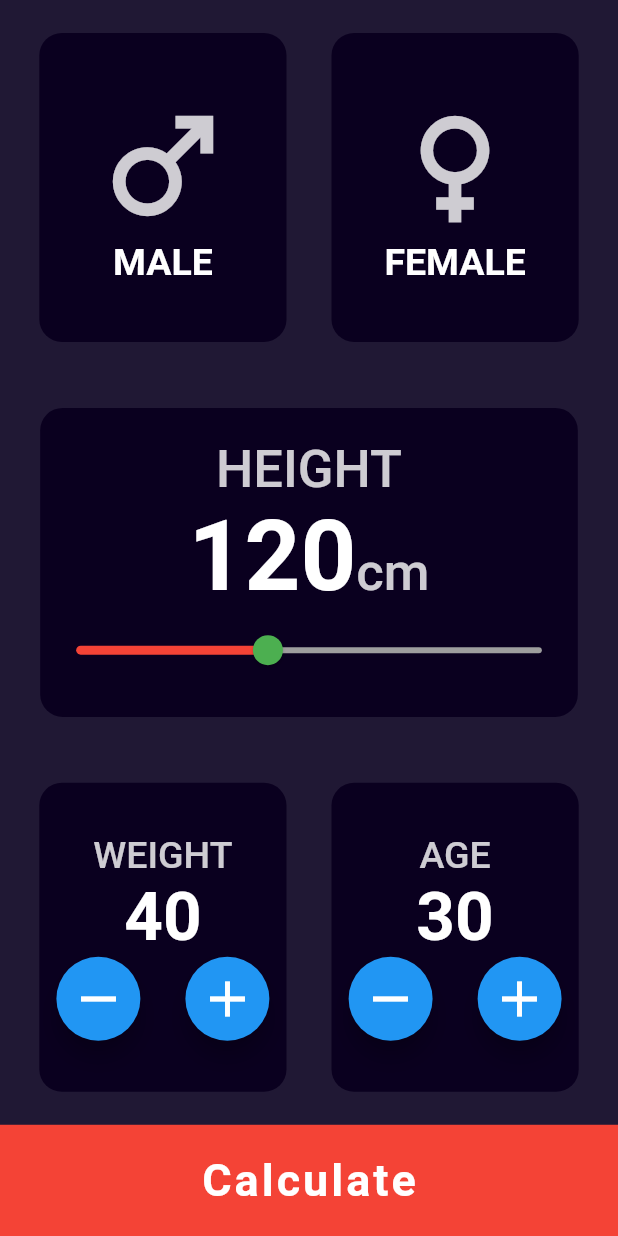
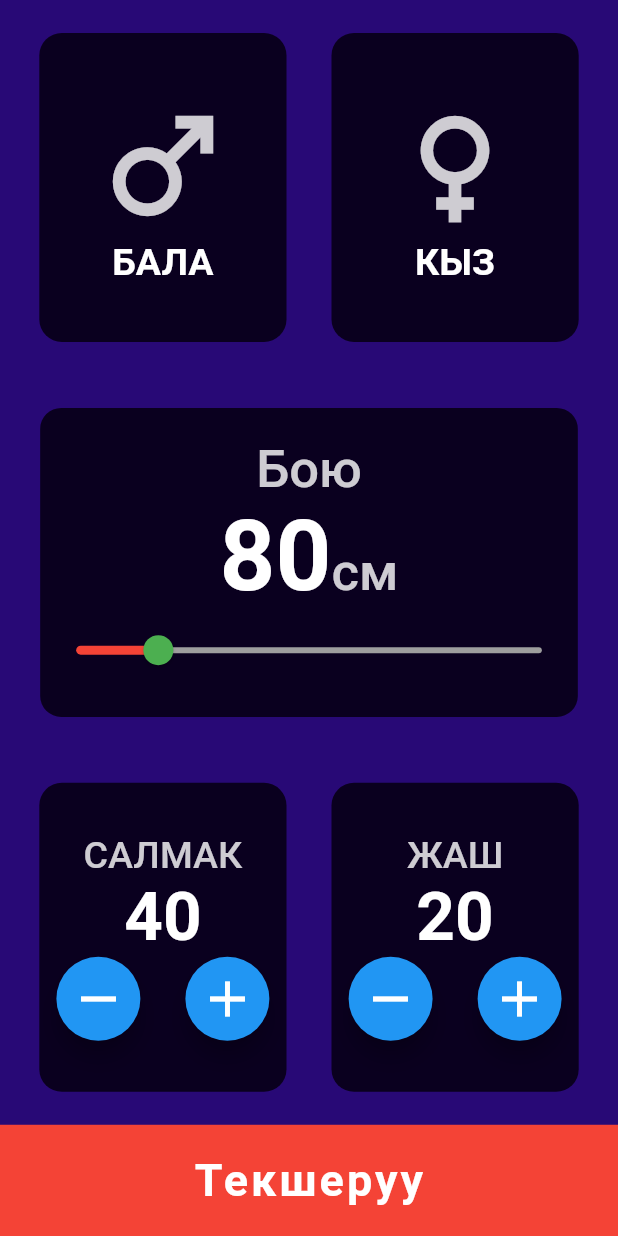
Before and after one commit to DenisRahmanaliev/bmi_calculator, a Flutter app: the screen it shows after launch, on a phone screen of 412 x 824 dp. Run offline on Flutter 3.47's test engine with Material 2 defaults, Android fonts, the phone set to English and light mode, and no system bars.

Commit message:
translated_into_Kyrgyz

```diff
--- a/lib/constants/texts/app_texts.dart
+++ b/lib/constants/texts/app_texts.dart
@@ -1,3 +1,3 @@
 class AppTexts {
-  static const String result = 'Result';
+  static const String result = 'Натыйжа';
 }
--- a/lib/pages/home_page.dart
+++ b/lib/pages/home_page.dart
@@ -16,9 +16,9 @@ class HomePage extends StatefulWidget {
 }
 
 class _HomePageState extends State<HomePage> {
-  double height = 120;
+  double height = 80;
   int weight = 40;
-  int age = 30;
+  int age = 20;
 
   Color maleColor = AppColors.inactiveColor;
   Color femaleColor = AppColors.inactiveColor;
@@ -30,7 +30,7 @@ class _HomePageState extends State<HomePage> {
     return Material(
       child: SafeArea(
         child: Scaffold(
-          backgroundColor: Color(0xff201834),
+          backgroundColor: Color.fromARGB(255, 40, 9, 118),
           body: Column(
             mainAxisAlignment: MainAxisAlignment.spaceAround,
             children: [
@@ -41,7 +41,7 @@ class _HomePageState extends State<HomePage> {
                   CustomContainerWidget(
                     isSelectedFemale: false,
                     isSelectedMale: false,
-                    text: 'male',
+                    text: 'Бала',
                     icon: Icons.male,
                     onTap: () {
                       setState(() {
@@ -101,7 +101,7 @@ class _HomePageState extends State<HomePage> {
                   CustomContainerWidget(
                     isSelectedFemale: false,
                     isSelectedMale: false,
-                    text: 'female',
+                    text: 'Кыз',
                     icon: Icons.female,
                     color: femaleColor,
                     onTap: () {
@@ -119,7 +119,7 @@ class _HomePageState extends State<HomePage> {
                 height: size.height * 0.25,
                 width: size.width * 0.87,
                 decoration: BoxDecoration(
-                  borderRadius: BorderRadius.circular(15),
+                  borderRadius: BorderRadius.circular(14),
                   color: AppColors.mainColor,
                 ),
                 child: Column(
@@ -127,7 +127,7 @@ class _HomePageState extends State<HomePage> {
                   children: [
                     Center(
                       child: Text(
-                        'HEIGHT',
+                        'Бою',
                         style: TextStyle(
                           fontSize: 35,
                           color: Colors.white.withOpacity(0.8),
@@ -149,7 +149,7 @@ class _HomePageState extends State<HomePage> {
                           ),
                         ),
                         Text(
-                          'cm',
+                          'см',
                           style: TextStyle(
                             fontSize: 35,
                             color: Colors.white.withOpacity(0.8),
@@ -180,7 +180,7 @@ class _HomePageState extends State<HomePage> {
                   WeightAgeWidget(
                     tag1: '3',
                     tag2: '4',
-                    text: 'Weight',
+                    text: 'Салмак',
                     numberText: weight.toString(),
                     minus: () {
                       setState(() {
@@ -199,7 +199,7 @@ class _HomePageState extends State<HomePage> {
                   WeightAgeWidget(
                     tag1: '1',
                     tag2: '2',
-                    text: 'Age',
+                    text: 'Жаш',
                     numberText: age.toString(),
                     minus: () {
                       setState(() {
@@ -217,15 +217,17 @@ class _HomePageState extends State<HomePage> {
             ],
           ),
           bottomNavigationBar: CalculateWidget(
-            text: 'Calculate',
+            text: 'Текшеруу',
             onTap: () {
               Navigator.push(
-                  context,
-                  MaterialPageRoute(
-                      builder: (context) => ResultPage(
-                            heightResult: height,
-                            weightResult: weight,
-                          )));
+                context,
+                MaterialPageRoute(
+                  builder: (context) => ResultPage(
+                    heightResult: height,
+                    weightResult: weight,
+                  ),
+                ),
+              );
             },
           ),
         ),
--- a/lib/pages/result_page.dart
+++ b/lib/pages/result_page.dart
@@ -40,7 +40,7 @@ class ResultPage extends StatelessWidget {
             Center(
               child: Container(
                 decoration: BoxDecoration(
-                  borderRadius: BorderRadius.circular(15),
+                  borderRadius: BorderRadius.circular(14),
                   color: AppColors.mainColor,
                 ),
                 height: MediaQuery.of(context).size.height * 0.6,
@@ -68,7 +68,7 @@ class ResultPage extends StatelessWidget {
           ],
         ),
         bottomNavigationBar: CalculateWidget(
-          text: 'Re-Calculate',
+          text: 'Чыгуу',
           onTap: () {
             Navigator.pop(context);
           },
```
